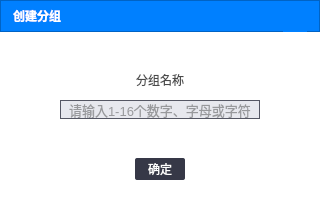
First picture: the form in creategroupwidget.ui, repository ZhouMei20220810/TEST, before the edit.
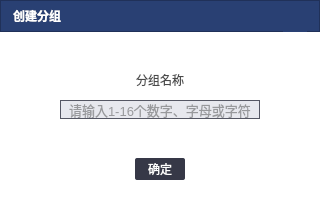
Second picture: the form after the edit. Icons and pictures are not drawn.

```diff
--- a/creategroupwidget.ui
+++ b/creategroupwidget.ui
@@ -52,27 +52,27 @@
         <colorrole role="Button">
          <brush brushstyle="SolidPattern">
           <color alpha="255">
-           <red>0</red>
-           <green>128</green>
-           <blue>255</blue>
+           <red>41</red>
+           <green>64</green>
+           <blue>115</blue>
           </color>
          </brush>
         </colorrole>
         <colorrole role="Base">
          <brush brushstyle="SolidPattern">
           <color alpha="255">
-           <red>0</red>
-           <green>128</green>
-           <blue>255</blue>
+           <red>41</red>
+           <green>64</green>
+           <blue>115</blue>
           </color>
          </brush>
         </colorrole>
         <colorrole role="Window">
          <brush brushstyle="SolidPattern">
           <color alpha="255">
-           <red>0</red>
-           <green>128</green>
-           <blue>255</blue>
+           <red>41</red>
+           <green>64</green>
+           <blue>115</blue>
           </color>
          </brush>
         </colorrole>
@@ -81,27 +81,27 @@
         <colorrole role="Button">
          <brush brushstyle="SolidPattern">
           <color alpha="255">
-           <red>0</red>
-           <green>128</green>
-           <blue>255</blue>
+           <red>41</red>
+           <green>64</green>
+           <blue>115</blue>
           </color>
          </brush>
         </colorrole>
         <colorrole role="Base">
          <brush brushstyle="SolidPattern">
           <color alpha="255">
-           <red>0</red>
-           <green>128</green>
-           <blue>255</blue>
+           <red>41</red>
+           <green>64</green>
+           <blue>115</blue>
           </color>
          </brush>
         </colorrole>
         <colorrole role="Window">
          <brush brushstyle="SolidPattern">
           <color alpha="255">
-           <red>0</red>
-           <green>128</green>
-           <blue>255</blue>
+           <red>41</red>
+           <green>64</green>
+           <blue>115</blue>
           </color>
          </brush>
         </colorrole>
@@ -110,27 +110,27 @@
         <colorrole role="Button">
          <brush brushstyle="SolidPattern">
           <color alpha="255">
-           <red>0</red>
-           <green>128</green>
-           <blue>255</blue>
+           <red>41</red>
+           <green>64</green>
+           <blue>115</blue>
           </color>
          </brush>
         </colorrole>
         <colorrole role="Base">
          <brush brushstyle="SolidPattern">
           <color alpha="255">
-           <red>0</red>
-           <green>128</green>
-           <blue>255</blue>
+           <red>41</red>
+           <green>64</green>
+           <blue>115</blue>
           </color>
          </brush>
         </colorrole>
         <colorrole role="Window">
          <brush brushstyle="SolidPattern">
           <color alpha="255">
-           <red>0</red>
-           <green>128</green>
-           <blue>255</blue>
+           <red>41</red>
+           <green>64</green>
+           <blue>115</blue>
           </color>
          </brush>
         </colorrole>
@@ -141,7 +141,7 @@
       <cursorShape>ArrowCursor</cursorShape>
      </property>
      <property name="styleSheet">
-      <string notr="true">background-color:#FF0080FF;</string>
+      <string notr="true">background-color:#FF294073;</string>
      </property>
      <property name="frameShape">
       <enum>QFrame::StyledPanel</enum>
@@ -182,27 +182,27 @@
            <colorrole role="Button">
             <brush brushstyle="SolidPattern">
              <color alpha="255">
-              <red>0</red>
-              <green>128</green>
-              <blue>255</blue>
+              <red>41</red>
+              <green>64</green>
+              <blue>115</blue>
              </color>
             </brush>
            </colorrole>
            <colorrole role="Base">
             <brush brushstyle="SolidPattern">
              <color alpha="255">
-              <red>0</red>
-              <green>128</green>
-              <blue>255</blue>
+              <red>41</red>
+              <green>64</green>
+              <blue>115</blue>
              </color>
             </brush>
            </colorrole>
            <colorrole role="Window">
             <brush brushstyle="SolidPattern">
              <color alpha="255">
-              <red>0</red>
-              <green>128</green>
-              <blue>255</blue>
+              <red>41</red>
+              <green>64</green>
+              <blue>115</blue>
              </color>
             </brush>
            </colorrole>
@@ -220,27 +220,27 @@
            <colorrole role="Button">
             <brush brushstyle="SolidPattern">
              <color alpha="255">
-              <red>0</red>
-              <green>128</green>
-              <blue>255</blue>
+              <red>41</red>
+              <green>64</green>
+              <blue>115</blue>
              </color>
             </brush>
            </colorrole>
            <colorrole role="Base">
             <brush brushstyle="SolidPattern">
              <color alpha="255">
-              <red>0</red>
-              <green>128</green>
-              <blue>255</blue>
+              <red>41</red>
+              <green>64</green>
+              <blue>115</blue>
              </color>
             </brush>
            </colorrole>
            <colorrole role="Window">
             <brush brushstyle="SolidPattern">
              <color alpha="255">
-              <red>0</red>
-              <green>128</green>
-              <blue>255</blue>
+              <red>41</red>
+              <green>64</green>
+              <blue>115</blue>
              </color>
             </brush>
            </colorrole>
@@ -249,27 +249,27 @@
            <colorrole role="Button">
             <brush brushstyle="SolidPattern">
              <color alpha="255">
-              <red>0</red>
-              <green>128</green>
-              <blue>255</blue>
+              <red>41</red>
+              <green>64</green>
+              <blue>115</blue>
              </color>
             </brush>
            </colorrole>
            <colorrole role="Base">
             <brush brushstyle="SolidPattern">
              <color alpha="255">
-              <red>0</red>
-              <green>128</green>
-              <blue>255</blue>
+              <red>41</red>
+              <green>64</green>
+              <blue>115</blue>
              </color>
             </brush>
            </colorrole>
            <colorrole role="Window">
             <brush brushstyle="SolidPattern">
              <color alpha="255">
-              <red>0</red>
-              <green>128</green>
-              <blue>255</blue>
+              <red>41</red>
+              <green>64</green>
+              <blue>115</blue>
              </color>
             </brush>
            </colorrole>
```
Left out of the diff: 2 changed lines with no effect on the pictures.
